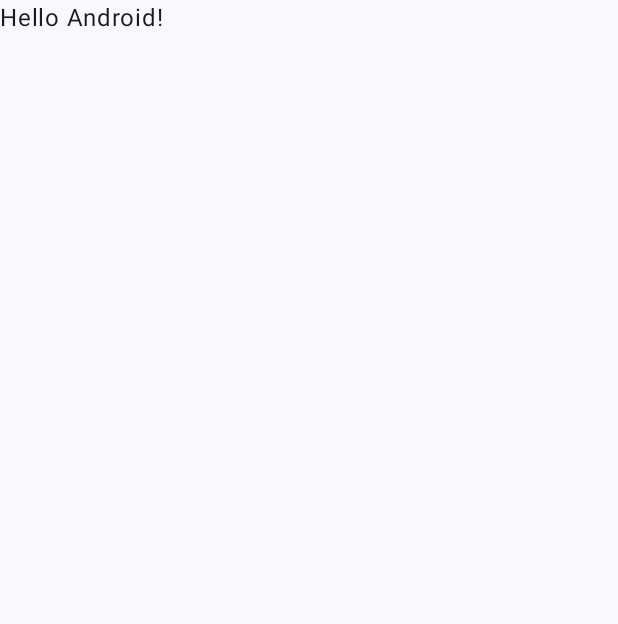
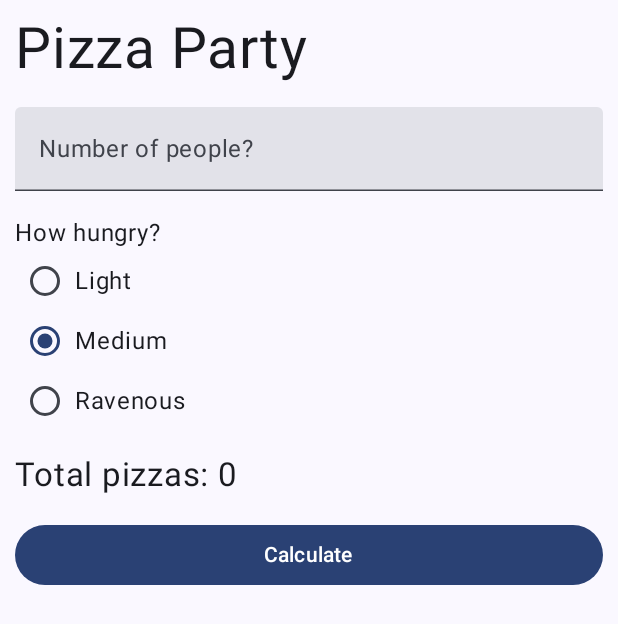
Before and after one commit to crazzedman/csc436-fall25-AaronLee, an Android app built with Jetpack Compose: the screen it shows after launch (MainActivity), on a phone screen of 412 x 824 dp. Before the commit the part shown is almost empty. Shown: the top 624 px of the screen. Run offline under Robolectric (Android 15) with nearby library versions, the phone set to English and light mode, and no system bars.

Commit message:
Pizza Party 4.4

```diff
--- a/PizzaParty/app/src/main/java/com/zybooks/pizzaparty/MainActivity.kt
+++ b/PizzaParty/app/src/main/java/com/zybooks/pizzaparty/MainActivity.kt
@@ -3,27 +3,43 @@ package com.zybooks.pizzaparty
 import android.os.Bundle
 import androidx.activity.ComponentActivity
 import androidx.activity.compose.setContent
-import androidx.activity.enableEdgeToEdge
+import androidx.compose.foundation.layout.Column
+import androidx.compose.foundation.layout.Row
 import androidx.compose.foundation.layout.fillMaxSize
+import androidx.compose.foundation.layout.fillMaxWidth
 import androidx.compose.foundation.layout.padding
-import androidx.compose.material3.Scaffold
+import androidx.compose.foundation.selection.selectable
+import androidx.compose.foundation.text.KeyboardOptions
+import androidx.compose.material3.Button
+import androidx.compose.material3.MaterialTheme
+import androidx.compose.material3.RadioButton
+import androidx.compose.material3.Surface
 import androidx.compose.material3.Text
+import androidx.compose.material3.TextField
 import androidx.compose.runtime.Composable
+import androidx.compose.runtime.getValue
+import androidx.compose.runtime.mutableIntStateOf
+import androidx.compose.runtime.mutableStateOf
+import androidx.compose.runtime.remember
+import androidx.compose.runtime.setValue
 import androidx.compose.ui.Modifier
+import androidx.compose.ui.semantics.Role
+import androidx.compose.ui.text.input.KeyboardType
 import androidx.compose.ui.tooling.preview.Preview
+import androidx.compose.ui.unit.dp
+import androidx.compose.ui.unit.sp
 import com.zybooks.pizzaparty.ui.theme.PizzaPartyTheme
 
 class MainActivity : ComponentActivity() {
     override fun onCreate(savedInstanceState: Bundle?) {
         super.onCreate(savedInstanceState)
-        enableEdgeToEdge()
         setContent {
             PizzaPartyTheme {
-                Scaffold(modifier = Modifier.fillMaxSize()) { innerPadding ->
-                    Greeting(
-                        name = "Android",
-                        modifier = Modifier.padding(innerPadding)
-                    )
+                Surface(
+                    modifier = Modifier.fillMaxSize(),
+                    color = MaterialTheme.colorScheme.background
+                ) {
+                    PizzaPartyScreen()
                 }
             }
         }
@@ -31,17 +47,103 @@ class MainActivity : ComponentActivity() {
 }
 
 @Composable
-fun Greeting(name: String, modifier: Modifier = Modifier) {
-    Text(
-        text = "Hello $name!",
+fun PizzaPartyScreen(modifier: Modifier = Modifier) {
+    var totalPizzas by remember { mutableIntStateOf(0) }
+
+    Column(
+        modifier = modifier.padding(10.dp)
+    ) {
+        Text(
+            text = "Pizza Party",
+            fontSize = 38.sp,
+            modifier = modifier.padding(bottom = 16.dp)
+        )
+        NumberField(
+            labelText = "Number of people?",
+            modifier = modifier.padding(bottom = 16.dp).fillMaxWidth()
+        )
+        RadioGroup(
+            labelText = "How hungry?",
+            radioOptions = listOf("Light", "Medium", "Ravenous"),
+            selectedValue = "Medium",
+            modifier = modifier
+        )
+        Text(
+            text = "Total pizzas: $totalPizzas",
+            fontSize = 22.sp,
+            modifier = modifier.padding(top = 16.dp, bottom = 16.dp)
+        )
+        Button(
+            onClick = {
+                // Not implemented yet
+            },
+            modifier = modifier.fillMaxWidth()
+        ) {
+            Text("Calculate")
+        }
+    }
+}
+
+
+@Composable
+fun NumberField(
+    labelText: String,
+    modifier: Modifier = Modifier
+) {
+    var textInput by remember { mutableStateOf("") }
+
+    TextField(
+        value = textInput,
+        onValueChange = { textInput = it },
+        label = { Text(labelText) },
+        singleLine = true,
+        keyboardOptions = KeyboardOptions(
+            keyboardType = KeyboardType.Number
+        ),
         modifier = modifier
     )
+}
+
+@Composable
+fun RadioGroup(
+    labelText: String,
+    radioOptions: List<String>,
+    selectedValue: String,
+    modifier: Modifier = Modifier
+) {
+    var selectedOption by remember { mutableStateOf(selectedValue) }
+    val isSelectedOption: (String) -> Boolean = { selectedOption == it }
+
+    Column {
+        Text(labelText)
+        radioOptions.forEach { option ->
+            Row(
+                modifier = modifier
+                    .selectable(
+                        selected = isSelectedOption(option),
+                        onClick = { selectedOption = option },
+                        role = Role.RadioButton
+                    )
+                    .padding(8.dp)
+            ) {
+                RadioButton(
+                    selected = isSelectedOption(option),
+                    onClick = null,
+                    modifier = modifier.padding(end = 8.dp)
+                )
+                Text(
+                    text = option,
+                    modifier = modifier.fillMaxWidth()
+                )
+            }
+        }
+    }
 }
 
 @Preview(showBackground = true)
 @Composable
 fun GreetingPreview() {
     PizzaPartyTheme {
-        Greeting("Android")
+        PizzaPartyScreen()
     }
 }
```
